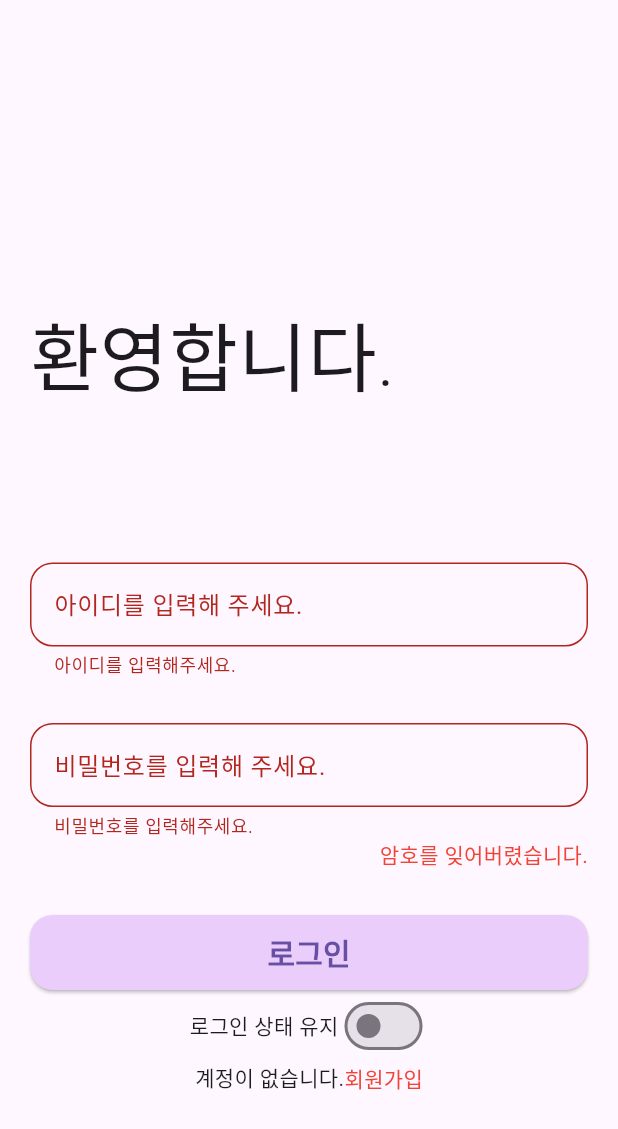
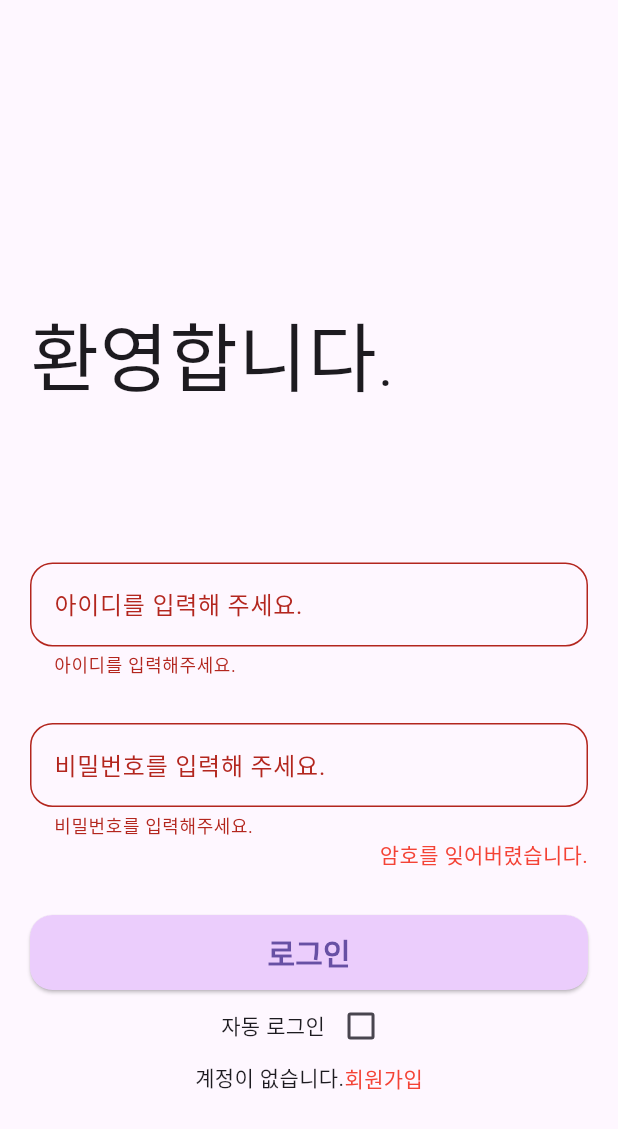
Before and after one commit to devwonkyo/StockAuction, a Flutter app: the screen it shows after launch, after a tap on "로그인", on a phone screen of 412 x 824 dp. Shown: the top 1129 px of the screen. Run offline on Flutter 3.47's test engine with Material 3 defaults, Android fonts, the phone set to English and light mode, and no system bars; our stand-ins replace cloud_firestore, firebase_auth; accounts and stored records are empty.

Commit message:
login_screen, signup_screen, password_reser_screen 작업중

```diff
--- a/lib/screens/auth/login_screen.dart
+++ b/lib/screens/auth/login_screen.dart
@@ -1,3 +1,4 @@
+import 'package:auction/main.dart';
 import 'package:auction/screens/auth/password_reser_screen.dart';
 import 'package:auction/screens/auth/signup_screen.dart';
 import 'package:flutter/material.dart';
@@ -22,9 +23,12 @@ class _LoginScreenState extends State<LoginScreen> {
           email: _email,
           password: _password,
         );
-        // Navigate to home screen or show success message
+        Navigator.pushReplacement(
+          context,
+          MaterialPageRoute(builder: (context) => MainPage()),
+        );
       } catch (e) {
-        // Show error message
+        ScaffoldMessenger.of(context).showSnackBar(SnackBar(content: Text('로그인 실패: $e')));
       }
     }
   }
@@ -117,16 +121,16 @@ class _LoginScreenState extends State<LoginScreen> {
                   GestureDetector(
                     onTap: () {
                       setState(() {
-                        _stayLoggedIn = !_stayLoggedIn; // 스위치 상태 변경
+                        _stayLoggedIn = !_stayLoggedIn; // 체크박스 상태 변경
                       });
                     },
-                    child: Text('로그인 상태 유지'),
+                    child: Text('자동 로그인'),
                   ),
-                  Switch(
+                  Checkbox(
                     value: _stayLoggedIn,
-                    onChanged: (bool value) {
+                    onChanged: (bool? value) {
                       setState(() {
-                        _stayLoggedIn = value;
+                        _stayLoggedIn = value ?? false; // 체크박스 상태 업데이트
                       });
                     },
                   ),
--- a/lib/screens/auth/password_reser_screen.dart
+++ b/lib/screens/auth/password_reser_screen.dart
@@ -186,7 +186,7 @@ class _PasswordResetScreenState extends State<PasswordResetScreen> {
                     context,
                     MaterialPageRoute(builder: (context) => LoginScreen()),
                   );
-                },햣
+                },
                 child: Text('비밀번호 변경하기', style: TextStyle(fontWeight: FontWeight.w600),),
                 style: ElevatedButton.styleFrom(
                   textStyle: TextStyle(
```
